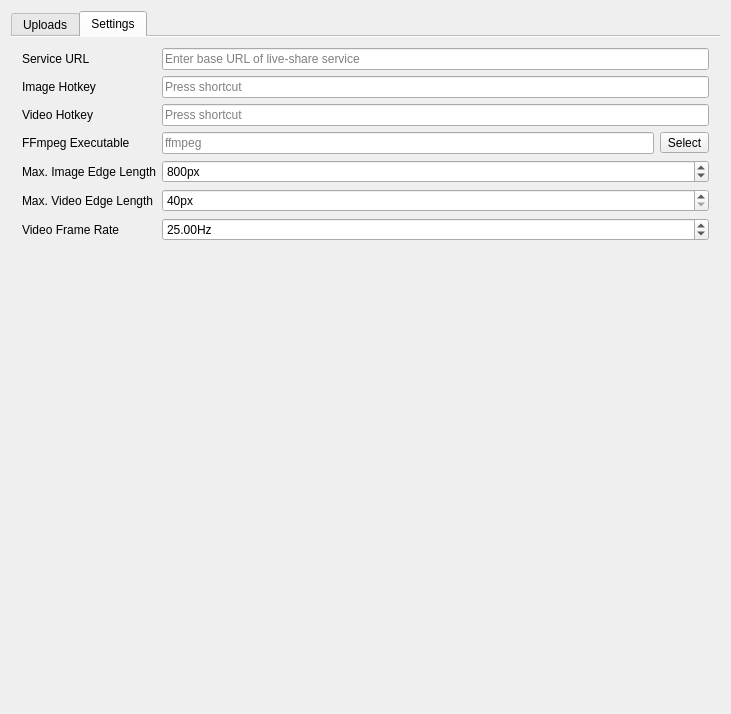
Qt form MainWindow.ui (henry4k/live-share-client) before a commit.
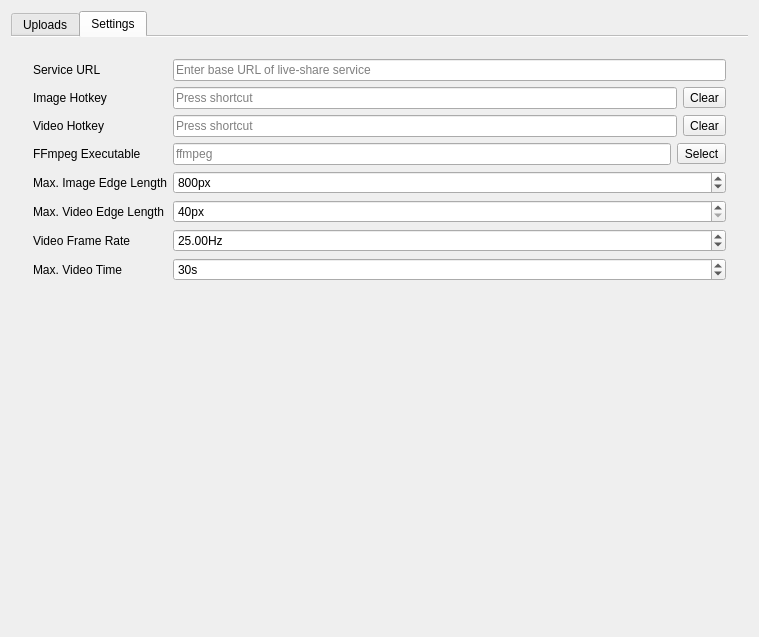
The same form after that commit. Icons and pictures are not drawn. Custom widgets are drawn as their Qt base class.

Commit message: Enhanced client UI

```diff
--- a/MainWindow.ui
+++ b/MainWindow.ui
@@ -6,16 +6,13 @@
    <rect>
     <x>0</x>
     <y>0</y>
-    <width>731</width>
-    <height>714</height>
+    <width>759</width>
+    <height>637</height>
    </rect>
   </property>
   <property name="windowTitle">
    <string>live-share</string>
   </property>
-  <property name="documentMode">
-   <bool>false</bool>
-  </property>
   <widget class="QWidget" name="centralWidget">
    <property name="minimumSize">
     <size>
@@ -108,10 +105,42 @@
        </layout>
       </widget>
       <widget class="QWidget" name="tabWidgetPage2">
+       <property name="sizePolicy">
+        <sizepolicy hsizetype="Maximum" vsizetype="Fixed">
+         <horstretch>0</horstretch>
+         <verstretch>0</verstretch>
+        </sizepolicy>
+       </property>
+       <attribute name="icon">
+        <iconset theme="gtk-properties">
+         <normaloff>.</normaloff>.</iconset>
+       </attribute>
        <attribute name="title">
         <string>Settings</string>
        </attribute>
-       <layout class="QFormLayout" name="formLayout_2">
+       <layout class="QVBoxLayout" name="verticalLayout">
+        <item>
+         <widget class="QScrollArea" name="scrollArea">
+          <property name="frameShape">
+           <enum>QFrame::NoFrame</enum>
+          </property>
+          <property name="frameShadow">
+           <enum>QFrame::Plain</enum>
+          </property>
+          <property name="horizontalScrollBarPolicy">
+           <enum>Qt::ScrollBarAlwaysOff</enum>
+          </property>
+          <property name="widgetResizable">
+           <bool>true</bool>
+          </property>
+          <widget class="QWidget" name="scrollAreaWidgetContents">
+           <property name="sizePolicy">
+            <sizepolicy hsizetype="Expanding" vsizetype="Fixed">
+             <horstretch>0</horstretch>
+             <verstretch>0</verstretch>
+            </sizepolicy>
+           </property>
+           <layout class="QFormLayout" name="formLayout">
         <item row="0" column="0">
          <widget class="QLabel" name="urlLabel">
           <property name="text">
@@ -134,7 +163,25 @@
          </widget>
         </item>
         <item row="1" column="1">
-         <widget class="QKeySequenceEdit" name="imageKeySequenceEdit"/>
+             <layout class="QHBoxLayout" name="horizontalLayout_3">
+              <item>
+               <widget class="KeySequence_Widget" name="imageKeySequenceEdit"/>
+              </item>
+              <item>
+               <widget class="QToolButton" name="imageHotkeyResetButton">
+                <property name="text">
+                 <string>Clear</string>
+                </property>
+                <property name="icon">
+                 <iconset theme="edit-clear">
+                  <normaloff>.</normaloff>.</iconset>
+                </property>
+                <property name="toolButtonStyle">
+                 <enum>Qt::ToolButtonFollowStyle</enum>
+                </property>
+               </widget>
+              </item>
+             </layout>
         </item>
         <item row="2" column="0">
          <widget class="QLabel" name="videoLabel">
@@ -144,7 +191,25 @@
          </widget>
         </item>
         <item row="2" column="1">
-         <widget class="QKeySequenceEdit" name="videoKeySequenceEdit"/>
+             <layout class="QHBoxLayout" name="horizontalLayout">
+              <item>
+               <widget class="KeySequence_Widget" name="videoKeySequenceEdit"/>
+              </item>
+              <item>
+               <widget class="QToolButton" name="videoHotkeyResetButton">
+                <property name="text">
+                 <string>Clear</string>
+                </property>
+                <property name="icon">
+                 <iconset theme="edit-clear">
+                  <normaloff>.</normaloff>.</iconset>
+                </property>
+                <property name="toolButtonStyle">
+                 <enum>Qt::ToolButtonFollowStyle</enum>
+                </property>
+               </widget>
+              </item>
+             </layout>
         </item>
         <item row="3" column="0">
          <widget class="QLabel" name="ffmpegLabel">
@@ -249,6 +314,39 @@
           </property>
          </widget>
         </item>
+            <item row="7" column="0">
+             <widget class="QLabel" name="label_5">
+              <property name="text">
+               <string>Max. Video Time</string>
+              </property>
+             </widget>
+            </item>
+            <item row="7" column="1">
+             <widget class="QSpinBox" name="maxVideoTimeSpinBox">
+              <property name="correctionMode">
+               <enum>QAbstractSpinBox::CorrectToNearestValue</enum>
+              </property>
+              <property name="suffix">
+               <string>s</string>
+              </property>
+              <property name="minimum">
+               <number>1</number>
+              </property>
+              <property name="maximum">
+               <number>300</number>
+              </property>
+              <property name="value">
+               <number>30</number>
+              </property>
+              <property name="displayIntegerBase">
+               <number>10</number>
+              </property>
+             </widget>
+            </item>
+           </layout>
+          </widget>
+         </widget>
+        </item>
        </layout>
       </widget>
      </widget>
@@ -257,6 +355,13 @@
   </widget>
  </widget>
  <layoutdefault spacing="6" margin="11"/>
+ <customwidgets>
+  <customwidget>
+   <class>KeySequence_Widget</class>
+   <extends>QKeySequenceEdit</extends>
+   <header>keysequence_widget.h</header>
+  </customwidget>
+ </customwidgets>
  <resources/>
  <connections/>
 </ui>
```
Left out of the diff: 14 changed lines with no effect on the pictures. Lines whose indentation alone changed are shown as unchanged. The commit also changes 2 other files.
